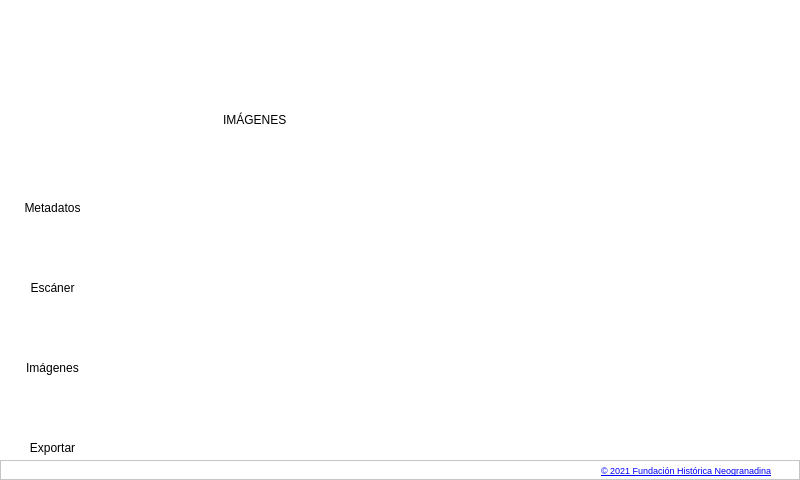
First picture: the form in main.ui, repository neogranadina/neo_escan, before the edit.
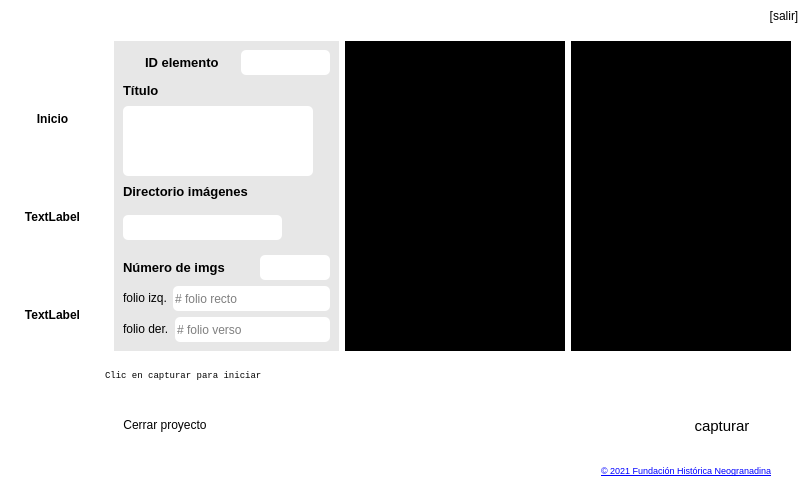
Second picture: the form after the edit. The open tabs and pages were chosen to show the change. Icons and pictures are not drawn.

Commit message: del widgets no usados, arreglo método captura y creación método cierre

The edit to the form file:
```diff
--- a/main.ui
+++ b/main.ui
@@ -29,7 +29,7 @@
     <normaloff>C:/Users/jairo/.designer/backup/imgs/logo.png</normaloff>C:/Users/jairo/.designer/backup/imgs/logo.png</iconset>
   </property>
   <property name="styleSheet">
-   <string notr="true">background-color: rgb(255, 255, 255);</string>
+   <string notr="true">background-color: transparent;</string>
   </property>
   <widget class="QWidget" name="centralwidget">
    <property name="enabled">
@@ -59,7 +59,7 @@
       <property name="minimumSize">
        <size>
         <width>0</width>
-        <height>60</height>
+        <height>0</height>
        </size>
       </property>
       <property name="maximumSize">
@@ -115,6 +115,7 @@
           <string notr="true">padding-left: 25px;
 padding-top: 5px;
 padding-bottom: 5px;
+background-color: transparent;
 </string>
          </property>
          <property name="text">
@@ -131,8 +132,9 @@
        <item>
         <widget class="QLabel" name="versionLabel">
          <property name="styleSheet">
-          <string notr="true">color: rgba(255,255,255,.7);
-padding-right: 10px;</string>
+          <string notr="true">padding-right: 10px;
+background-color: transparent;
+color: rgba(255,255,255,.7);</string>
          </property>
          <property name="text">
           <string/>
@@ -142,6 +144,38 @@
          </property>
         </widget>
        </item>
+       <item>
+        <widget class="QPushButton" name="closeButton">
+         <property name="minimumSize">
+          <size>
+           <width>32</width>
+           <height>32</height>
+          </size>
+         </property>
+         <property name="maximumSize">
+          <size>
+           <width>32</width>
+           <height>16777215</height>
+          </size>
+         </property>
+         <property name="cursor">
+          <cursorShape>PointingHandCursor</cursorShape>
+         </property>
+         <property name="styleSheet">
+          <string notr="true">color: rgba(255, 255, 255,.7);
+background-color:transparent;</string>
+         </property>
+         <property name="text">
+          <string>[salir]</string>
+         </property>
+         <property name="iconSize">
+          <size>
+           <width>32</width>
+           <height>32</height>
+          </size>
+         </property>
+        </widget>
+       </item>
       </layout>
      </widget>
     </item>
@@ -195,28 +229,28 @@
            <active>
             <colorrole role="Button">
              <brush brushstyle="SolidPattern">
-              <color alpha="255">
-               <red>255</red>
-               <green>255</green>
-               <blue>255</blue>
+              <color alpha="178">
+               <red>0</red>
+               <green>0</green>
+               <blue>0</blue>
               </color>
              </brush>
             </colorrole>
             <colorrole role="Base">
              <brush brushstyle="SolidPattern">
-              <color alpha="255">
-               <red>255</red>
-               <green>255</green>
-               <blue>255</blue>
+              <color alpha="178">
+               <red>0</red>
+               <green>0</green>
+               <blue>0</blue>
               </color>
              </brush>
             </colorrole>
             <colorrole role="Window">
              <brush brushstyle="SolidPattern">
-              <color alpha="255">
-               <red>255</red>
-               <green>255</green>
-               <blue>255</blue>
+              <color alpha="178">
+               <red>0</red>
+               <green>0</green>
+               <blue>0</blue>
               </color>
              </brush>
             </colorrole>
@@ -224,28 +258,28 @@
            <inactive>
             <colorrole role="Button">
              <brush brushstyle="SolidPattern">
-              <color alpha="255">
-               <red>255</red>
-               <green>255</green>
-               <blue>255</blue>
+              <color alpha="178">
+               <red>0</red>
+               <green>0</green>
+               <blue>0</blue>
               </color>
              </brush>
             </colorrole>
             <colorrole role="Base">
              <brush brushstyle="SolidPattern">
-              <color alpha="255">
-               <red>255</red>
-               <green>255</green>
-               <blue>255</blue>
+              <color alpha="178">
+               <red>0</red>
+               <green>0</green>
+               <blue>0</blue>
               </color>
              </brush>
             </colorrole>
             <colorrole role="Window">
              <brush brushstyle="SolidPattern">
-              <color alpha="255">
-               <red>255</red>
-               <green>255</green>
-               <blue>255</blue>
+              <color alpha="178">
+               <red>0</red>
+               <green>0</green>
+               <blue>0</blue>
               </color>
              </brush>
             </colorrole>
@@ -253,34 +287,37 @@
            <disabled>
             <colorrole role="Button">
              <brush brushstyle="SolidPattern">
-              <color alpha="255">
-               <red>255</red>
-               <green>255</green>
-               <blue>255</blue>
+              <color alpha="178">
+               <red>0</red>
+               <green>0</green>
+               <blue>0</blue>
               </color>
              </brush>
             </colorrole>
             <colorrole role="Base">
              <brush brushstyle="SolidPattern">
-              <color alpha="255">
-               <red>255</red>
-               <green>255</green>
-               <blue>255</blue>
+              <color alpha="178">
+               <red>0</red>
+               <green>0</green>
+               <blue>0</blue>
               </color>
              </brush>
             </colorrole>
             <colorrole role="Window">
              <brush brushstyle="SolidPattern">
-              <color alpha="255">
-               <red>255</red>
-               <green>255</green>
-               <blue>255</blue>
+              <color alpha="178">
+               <red>0</red>
+               <green>0</green>
+               <blue>0</blue>
               </color>
              </brush>
             </colorrole>
            </disabled>
           </palette>
          </property>
+         <property name="autoFillBackground">
+          <bool>false</bool>
+         </property>
          <property name="styleSheet">
           <string notr="true">QFrame {background-color: rgba(0, 0, 0,.7);}
 
@@ -374,6 +411,12 @@
                    <height>80</height>
                   </size>
                  </property>
+                 <property name="font">
+                  <font>
+                   <weight>75</weight>
+                   <bold>true</bold>
+                  </font>
+                 </property>
                  <property name="cursor">
                   <cursorShape>PointingHandCursor</cursorShape>
                  </property>
@@ -409,8 +452,11 @@
                    <height>18</height>
                   </size>
                  </property>
-                 <property name="styleSheet">
-                  <string notr="true">color: rgb(255, 255, 255);</string>
+                 <property name="font">
+                  <font>
+                   <weight>75</weight>
+                   <bold>true</bold>
+                  </font>
                  </property>
                  <property name="text">
                   <string>Inicio</string>
@@ -456,9 +502,27 @@
                 </widget>
                </item>
                <item>
-                <widget class="QLabel" name="metadataLabel">
+                <widget class="QLabel" name="metadatosLabel">
+                 <property name="minimumSize">
+                  <size>
+                   <width>0</width>
+                   <height>18</height>
+                  </size>
+                 </property>
+                 <property name="maximumSize">
+                  <size>
+                   <width>16777215</width>
+                   <height>18</height>
+                  </size>
+                 </property>
+                 <property name="font">
+                  <font>
+                   <weight>75</weight>
+                   <bold>true</bold>
+                  </font>
+                 </property>
                  <property name="text">
-                  <string>Metadatos</string>
+                  <string>TextLabel</string>
                  </property>
                  <property name="alignment">
                   <set>Qt::AlignCenter</set>
@@ -501,99 +565,27 @@
                 </widget>
                </item>
                <item>
-                <widget class="QLabel" name="escaneLabel">
-                 <property name="text">
-                  <string>Escáner</string>
-                 </property>
-                 <property name="alignment">
-                  <set>Qt::AlignCenter</set>
-                 </property>
-                </widget>
-               </item>
-               <item>
-                <widget class="QPushButton" name="imagenesButton">
+                <widget class="QLabel" name="escanerLabel">
                  <property name="minimumSize">
                   <size>
                    <width>0</width>
-                   <height>80</height>
+                   <height>18</height>
                   </size>
                  </property>
                  <property name="maximumSize">
                   <size>
                    <width>16777215</width>
-                   <height>80</height>
+                   <height>18</height>
                   </size>
                  </property>
-                 <property name="cursor">
-                  <cursorShape>PointingHandCursor</cursorShape>
+                 <property name="font">
+                  <font>
+                   <weight>75</weight>
+                   <bold>true</bold>
+                  </font>
                  </property>
-                 <property name="styleSheet">
-                  <string notr="true"/>
-                 </property>
                  <property name="text">
-                  <string/>
-                 </property>
-                 <property name="icon">
-                  <iconset>
-                   <normaloff>imgs/icons/images-interface-symbol.svg</normaloff>imgs/icons/images-interface-symbol.svg</iconset>
-                 </property>
-                 <property name="iconSize">
-                  <size>
-                   <width>40</width>
-                   <height>40</height>
-                  </size>
-                 </property>
-                </widget>
-               </item>
-               <item>
-                <widget class="QLabel" name="imagenesLabel">
-                 <property name="text">
-                  <string>Imágenes</string>
-                 </property>
-                 <property name="alignment">
-                  <set>Qt::AlignCenter</set>
-                 </property>
-                </widget>
-               </item>
-               <item>
-                <widget class="QPushButton" name="exportarButton">
-                 <property name="minimumSize">
-                  <size>
-                   <width>0</width>
-                   <height>80</height>
-                  </size>
-                 </property>
-                 <property name="maximumSize">
-                  <size>
-                   <width>16777215</width>
-                   <height>80</height>
-                  </size>
-                 </property>
-                 <property name="cursor">
-                  <cursorShape>PointingHandCursor</cursorShape>
-                 </property>
-                 <property name="styleSheet">
-                  <string notr="true"/>
-                 </property>
-                 <property name="text">
-                  <string/>
-                 </property>
-                 <property name="icon">
-                  <iconset>
-                   <normaloff>imgs/icons/download-symbol.svg</normaloff>imgs/icons/download-symbol.svg</iconset>
-                 </property>
-                 <property name="iconSize">
-                  <size>
-                   <width>40</width>
-                   <height>40</height>
-                  </size>
-                 </property>
-                </widget>
-               </item>
-               <item>
-                <widget class="QLabel" name="exportarLabel">
-                 <property name="text">
-                  <string>Exportar</string>
+                  <string>TextLabel</string>
                  </property>
                  <property name="alignment">
                   <set>Qt::AlignCenter</set>
@@ -4079,22 +4071,6 @@
               </item>
              </layout>
             </widget>
-            <widget class="QWidget" name="imgsPage">
-             <widget class="QLabel" name="label_4">
-              <property name="geometry">
-               <rect>
-                <x>118</x>
-                <y>50</y>
-                <width>81</width>
-                <height>20</height>
-               </rect>
-              </property>
-              <property name="text">
-               <string>IMÁGENES</string>
-              </property>
-             </widget>
-            </widget>
-            <widget class="QWidget" name="exportarPage"/>
            </widget>
           </item>
          </layout>
```
Left out of the diff: 24 changed lines with no effect on the pictures. The commit also changes 4 other files.
